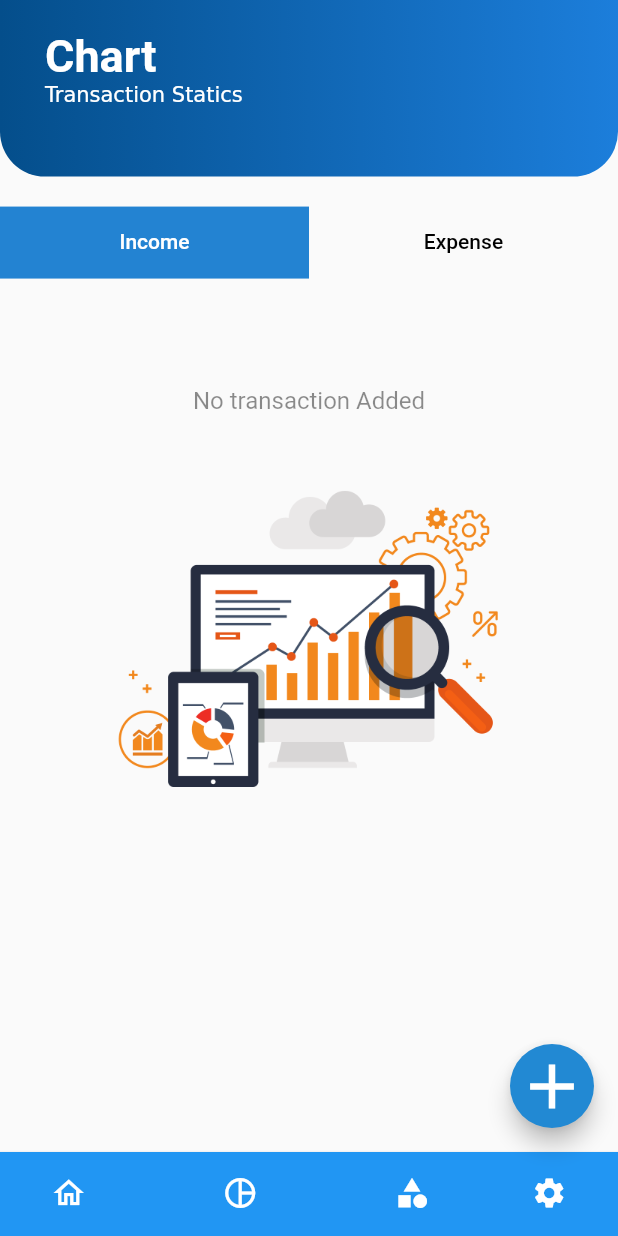
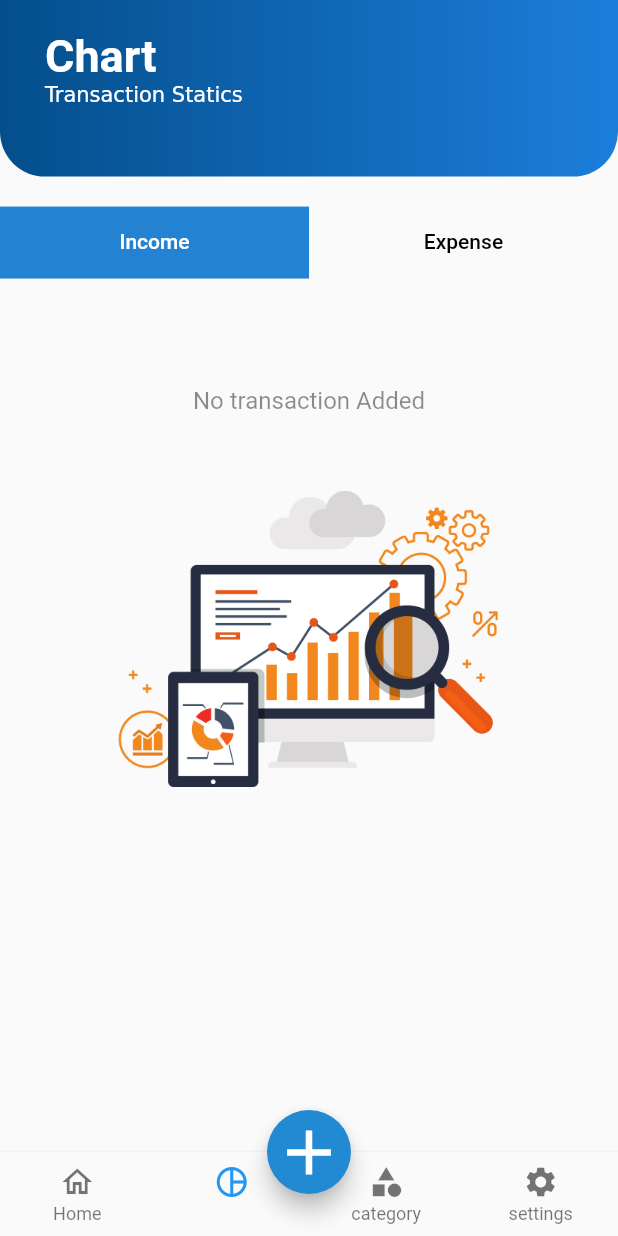
Before and after one commit to sayanths/budget_tracker_using_provider, a Flutter app: the BottomNaavigationBar screen opened directly, item 2 of the bottom bar chosen, on a phone screen of 412 x 824 dp. Run offline on Flutter 3.47's test engine with Material 2 defaults, Android fonts, the phone set to English and light mode, and no system bars; our stand-ins replace blurrycontainer, flutter_local_notifications, flutter_native_timezone, flutter_slidable, hive, hive_flutter and 5 more; missing offline and left inert: month_year_picker; accounts and stored records are empty.

Commit message:
income_pie_chart_done

```diff
--- a/lib/main.dart
+++ b/lib/main.dart
@@ -8,6 +8,7 @@ import 'package:money_management_app1/model/transaction_model/transaction_model.
 import 'package:money_management_app1/view_model/bottom_controller/bottom_model.dart';
 import 'package:money_management_app1/view_model/category_db.dart/category_db.dart';
 import 'package:money_management_app1/components/splash_screen.dart';
+import 'package:money_management_app1/view_model/income_pie_chart/icome_pie_chart.dart';
 import 'package:money_management_app1/view_model/transation_db/transation_db.dart';
 import 'package:money_management_app1/view_model/view_more_db/view_more_controller.dart';
 import 'package:month_year_picker/month_year_picker.dart';
@@ -47,6 +48,7 @@ Future<void> main() async {
     ChangeNotifierProvider(create: (context)=>TransactionDb()),
     ChangeNotifierProvider(create: (context)=>ScreenIndexProvider()),
     ChangeNotifierProvider(create: (context)=>ViewMoreController()),
+    ChangeNotifierProvider(create: (context)=>IncomePieChartController()),
   ],
   child: const MyApp(),
   ),
--- a/lib/view/add_button/bottom_navigationBar/bottom_navigation.dart
+++ b/lib/view/add_button/bottom_navigationBar/bottom_navigation.dart
@@ -1,13 +1,10 @@
 // ignore_for_file: must_be_immutable
-
 import 'package:flutter/material.dart';
 import 'package:money_management_app1/view/add_button/add_button.dart';
-
 import 'package:money_management_app1/view/home_screen/home_page.dart';
 import 'package:money_management_app1/view/pie_chart/pie_chart.dart';
 import 'package:money_management_app1/view_model/bottom_controller/bottom_model.dart';
 import 'package:provider/provider.dart';
-
 import '../../category/catergory.dart';
 import '../../settings/settings.dart';
 
@@ -20,26 +17,23 @@ class BottomNaavigationBar extends StatelessWidget {
     const Settings(),
   ];
 
-
   @override
   Widget build(BuildContext context) {
     final screenindexprovider = Provider.of<ScreenIndexProvider>(context);
     int currentScreenIndex = screenindexprovider.fetchCurrentScreenIndex;
     return Scaffold(
       bottomNavigationBar: BottomNavigationBar(
-        type: BottomNavigationBarType.shifting,
+        type: BottomNavigationBarType.fixed,
         showSelectedLabels: false,
         elevation: 1.5,
         currentIndex: currentScreenIndex,
         onTap: (value) => screenindexprovider.updateScreenIndex(value),
         items: [
           BottomNavigationBarItem(
-              label: 'Home',
-              icon: Icon(
-                  (currentScreenIndex == 0) ? Icons.home : Icons.home_outlined),
-              backgroundColor: Colors.blue
-
-              ),
+            label: 'Home',
+            icon: Icon(
+                (currentScreenIndex == 0) ? Icons.home : Icons.home_outlined),
+          ),
           BottomNavigationBarItem(
             label: 'chart',
             icon: Icon((currentScreenIndex == 1)
@@ -61,7 +55,7 @@ class BottomNaavigationBar extends StatelessWidget {
         ],
       ),
       body: screens[currentScreenIndex],
-           floatingActionButton: FloatingActionButton(
+      floatingActionButton: FloatingActionButton(
         backgroundColor: const Color.fromARGB(255, 34, 137, 211),
         onPressed: (() {
           Navigator.of(context).push(
@@ -72,8 +66,7 @@ class BottomNaavigationBar extends StatelessWidget {
           size: 50,
         ),
       ),
-     // floatingActionButtonLocation: FloatingActionButtonLocation.centerDocked,
-
+      floatingActionButtonLocation: FloatingActionButtonLocation.centerDocked,
     );
   }
 }
--- a/lib/view/pie_chart/income_chart/income_chart.dart
+++ b/lib/view/pie_chart/income_chart/income_chart.dart
@@ -1,45 +1,24 @@
 import 'package:flutter/material.dart';
-import 'package:money_management_app1/view_model/category_db.dart/category_db.dart';
 
 import 'package:money_management_app1/view/pie_chart/chart_functions/chart_functions.dart';
+import 'package:money_management_app1/view_model/income_pie_chart/icome_pie_chart.dart';
 import 'package:money_management_app1/view_model/transation_db/transation_db.dart';
+import 'package:provider/provider.dart';
 
 import 'package:syncfusion_flutter_charts/charts.dart';
 
 class IncomeChart extends StatefulWidget {
   const IncomeChart({Key? key}) : super(key: key);
 
-
-
   @override
   State<IncomeChart> createState() => _IncomeChartState();
 }
-
 class _IncomeChartState extends State<IncomeChart> {
-  List<ChartData> connectedList =
-      chartLogic(TransactionDb.instance.incomeChartListNotifier.value);
-
-  List<ChartData> todayListGraph =
-      chartLogic(TransactionDb.instance.todayIncomeNotifier.value);
-
-  List<ChartData> yesterdayListGraph =
-      chartLogic(TransactionDb.instance.yesterdayIncomeNotifier.value);
-
-  String? _dropName = 'All';
-  var period = [
-    'All',
-    'Today',
-    'Yesterday',
-  ];
-
   @override
   void initState() {
     TransactionDb.instance.refresh();
-   // CategoryDB.instance.refreshUi();
-
     super.initState();
   }
-
   @override
   Widget build(BuildContext context) {
     return Scaffold(
@@ -47,10 +26,12 @@ class _IncomeChartState extends State<IncomeChart> {
         children: [
           Column(
             children: [
-              SizedBox(child: FutureBuilder(
-                builder:
-                    (BuildContext context, AsyncSnapshot<dynamic> snapshot) {
-                  return connectedList.isEmpty
+              SizedBox(child: Consumer<IncomePieChartController>(
+                builder: (context, incomePieCntrl, child) {
+                  return FutureBuilder(
+                    builder: (BuildContext context,
+                        AsyncSnapshot<dynamic> snapshot) {
+                      return incomePieCntrl.connectedList.isEmpty
                           ? Padding(
                               padding: const EdgeInsets.all(12),
                               child: Column(
@@ -73,16 +54,15 @@ class _IncomeChartState extends State<IncomeChart> {
                           : Column(
                               children: [
                                 DropdownButton(
-                                hint: Text(_dropName.toString()),
-                                value: _dropName,
-                                items: period.map((newList) {
+                                    hint: Text(
+                                        incomePieCntrl.dropName.toString()),
+                                    value: incomePieCntrl.dropName,
+                                    items: incomePieCntrl.period.map((newList) {
                                       return DropdownMenuItem(
                                           value: newList, child: Text(newList));
                                     }).toList(),
-                                onChanged: (String? value) {
-                                  setState(() {
-                                    _dropName = value;
-                                  });
+                                    onChanged: (String? newvalue) {
+                                      incomePieCntrl.changeDropName(newvalue);
                                     }),
                                 SfCircularChart(
                                     palette: const <Color>[
@@ -106,10 +86,12 @@ class _IncomeChartState extends State<IncomeChart> {
                                     ),
                                     series: <CircularSeries>[
                                       PieSeries<ChartData, String>(
-                                    dataLabelSettings: const DataLabelSettings(
+                                        dataLabelSettings:
+                                            const DataLabelSettings(
                                           isVisible: true,
                                         ),
-                                    dataSource: chartDataChecking(),
+                                        dataSource:
+                                            incomePieCntrl.chartDataChecking(),
                                         xValueMapper: (ChartData data, _) =>
                                             data.categories,
                                         yValueMapper: (ChartData data, _) =>
@@ -119,6 +101,8 @@ class _IncomeChartState extends State<IncomeChart> {
                               ],
                             );
                     },
+                  );
+                },
               )),
             ],
           ),
@@ -126,14 +110,4 @@ class _IncomeChartState extends State<IncomeChart> {
       ),
     );
   }
-
-  List<ChartData> chartDataChecking() {
-    if (_dropName == 'Today') {
-      return todayListGraph;
-    } else if (_dropName == 'Yesterday') {
-      return yesterdayListGraph;
-    } else {
-      return connectedList;
 }
-  }
-}
--- a/lib/view/view_more/view_more.dart
+++ b/lib/view/view_more/view_more.dart
@@ -238,8 +238,6 @@ class _ViewMoreListState extends State<ViewMoreList> {
 
     TransactionDb.instance.monthelyNotifier.clear();
     updateData();
-    // ignore: invalid_use_of_protected_member, invalid_use_of_visible_for_testing_member
-    //TransactionDb.instance.monthelyNotifier.notifyListeners();
   }
 
   updateData() async {
--- a/lib/view_model/expense_list_controller/expense_list_controller.dart
+++ b/lib/view_model/expense_list_controller/expense_list_controller.dart
@@ -1,4 +1,4 @@
-import 'package:flutter/cupertino.dart';
+import 'package:flutter/material.dart';
 
 class ExpenseListController extends ChangeNotifier{
    String? dropName = 'All';
--- /dev/null
+++ b/lib/view_model/income_pie_chart/icome_pie_chart.dart
@@ -0,0 +1,74 @@
+import 'package:flutter/cupertino.dart';
+import 'package:hive_flutter/hive_flutter.dart';
+import 'package:intl/intl.dart';
+import 'package:money_management_app1/model/transaction_model/transaction_model.dart';
+import 'package:money_management_app1/view/pie_chart/chart_functions/chart_functions.dart';
+import 'package:money_management_app1/view_model/transation_db/transation_db.dart';
+
+class IncomePieChartController extends ChangeNotifier {
+  IncomePieChartController() {
+    sortIncomePieChart();
+  }
+  List<TransactionModel> todayIncomeNotifier = [];
+  List<TransactionModel> yesterdayIncomeNotifier = [];
+  List<TransactionModel> completeIncomePieChartNotifier = [];
+  List<ChartData> connectedList =
+      chartLogic(TransactionDb.instance.incomeChartListNotifier.value);
+  List<ChartData> todayListGraph =
+      chartLogic(TransactionDb.instance.todayIncomeNotifier.value);
+  List<ChartData> yesterdayListGraph =
+      chartLogic(TransactionDb.instance.yesterdayIncomeNotifier.value);
+
+  String? dropName = 'All';
+  var period = [
+    'All',
+    'Today',
+    'Yesterday',
+  ];
+
+    changeDropName(dynamic dropName) {
+    this.dropName = dropName;
+    notifyListeners();
+  }
+
+  getData() async {
+    final db = await Hive.openBox<TransactionModel>("transation_db");
+    return db.values.toList();
+  }
+
+  String todayDate = DateFormat.yMd().format(DateTime.now());
+
+  String yesterdayDate =
+      DateFormat.yMd().format(DateTime.now().subtract(const Duration(days: 1)));
+
+  sortIncomePieChart() async {
+    todayIncomeNotifier.clear();
+    yesterdayIncomeNotifier.clear();
+    completeIncomePieChartNotifier.clear();
+
+    var list = await getData();
+    Future.forEach(list, (TransactionModel element) {
+      String dbtodayDate = DateFormat.yMd().format(element.date);
+      completeIncomePieChartNotifier.add(element);
+      if (todayDate == dbtodayDate) {
+        todayIncomeNotifier.add(element);
+      }
+      if (yesterdayDate == dbtodayDate) {
+        yesterdayIncomeNotifier.add(element);
+      }
+    });
+    notifyListeners();
+  }
+
+  List<ChartData> chartDataChecking() {
+    if (dropName == 'Today') {
+      return todayListGraph;
+    } else if (dropName == 'Yesterday') {
+      return yesterdayListGraph;
+    } else {
+      return connectedList;
+    }
+  }
+
+
+}
```
Lines whose indentation alone changed are shown as unchanged.
